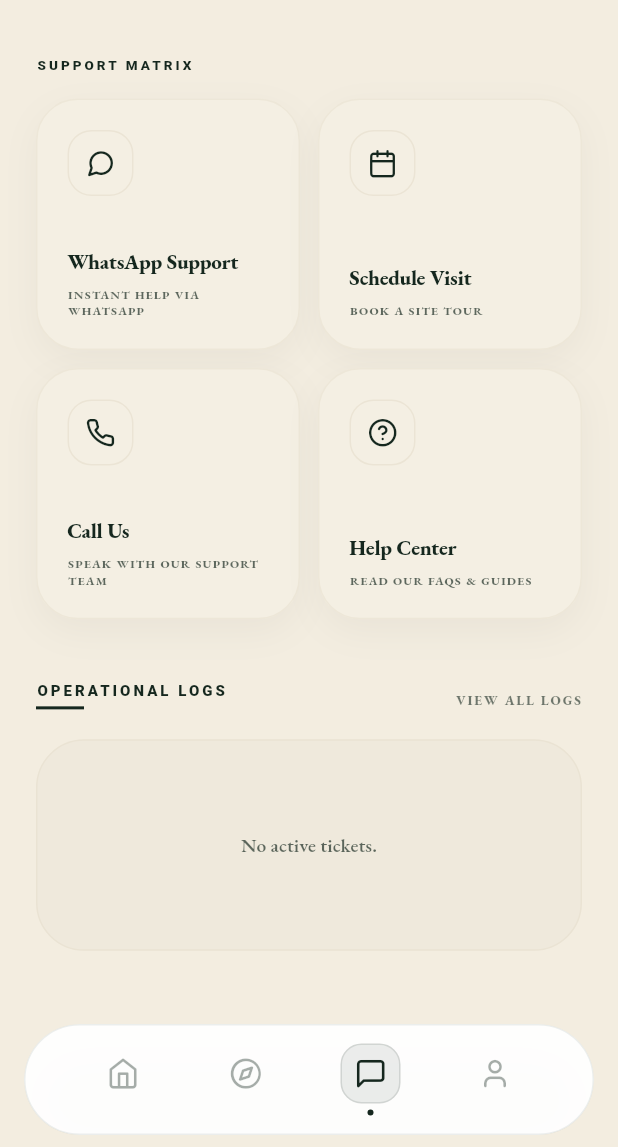
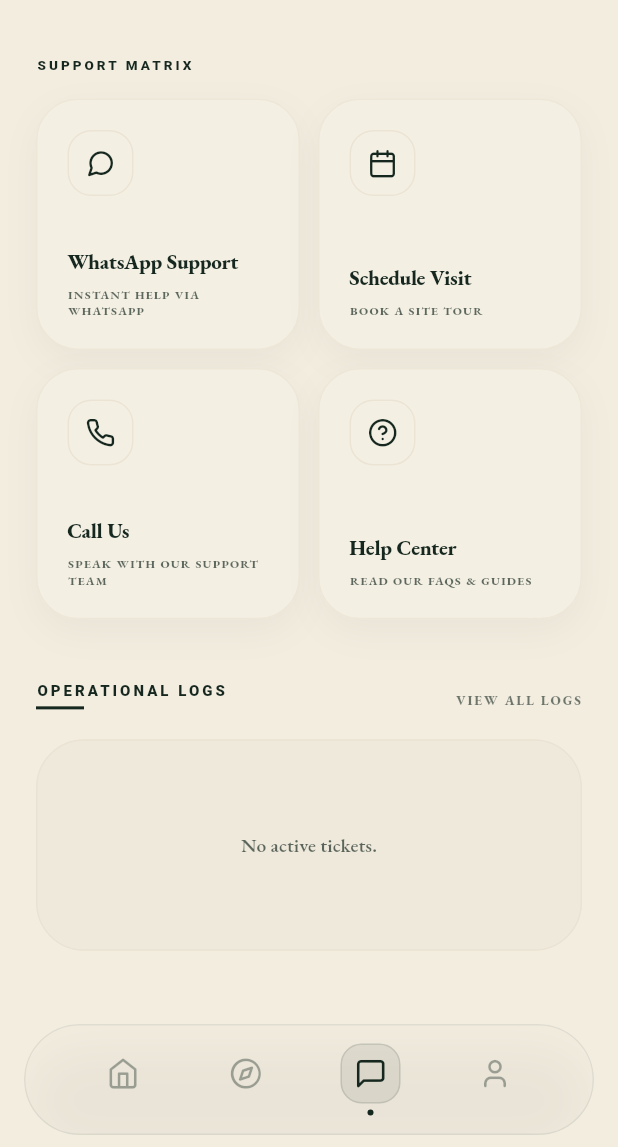
Before and after one commit to irfan2406/m4family_app, a Flutter app: the InvestorMainShell screen opened by its route, item 3 of the bottom bar chosen, on a phone screen of 412 x 824 dp, the part 89-1236 px from its top. Run offline on Flutter 3.47's test engine with Material 3 defaults, Android fonts, the phone set to English and light mode, and no system bars; drawn by our look-alikes of flutter_animate; our stand-ins replace cached_network_image, chewie, dio, dotted_border, file_picker, flutter_dotenv and 12 more; accounts and stored records are empty; network calls fail; Roboto replaces fonts that are missing (Gelasio).

Commit message:
Investor bottom nav: glass on cream tabs too (no opaque white slab)
The light branch was Colors.white at 95%, so on the cream Profile/Support tabs
the bar rendered as a solid white slab instead of frosted glass. It now uses
scaffoldBackgroundColor at 62% behind the existing blur, so the bar is cream
glass on cream screens and green glass on the showcase screens.

Only the investor nav's surface colour changed - icons, indices, navigation
logic, blur radius, shape and layout untouched.

Co-Authored-By: Claude Opus 4.8 <noreply@anthropic.com>

```diff
--- a/lib/presentation/widgets/investor_bottom_nav.dart
+++ b/lib/presentation/widgets/investor_bottom_nav.dart
@@ -25,11 +25,12 @@ class InvestorBottomNav extends StatelessWidget {
   @override
   Widget build(BuildContext context) {
     final isDark = Theme.of(context).brightness == Brightness.dark;
-    // Frosted glass follows the surface behind it: deep-green on the showcase
-    // tabs, navy in dark mode, near-white on the cream tabs.
+    // Frosted glass follows the surface behind it on BOTH themes: deep-green on
+    // the showcase tabs, navy in dark mode, cream on the cream tabs - so the bar
+    // is never an opaque white slab.
     final surface = isDark
         ? Theme.of(context).scaffoldBackgroundColor.withValues(alpha: 0.5)
-        : Colors.white.withValues(alpha: 0.95);
+        : Theme.of(context).scaffoldBackgroundColor.withValues(alpha: 0.62);
     final border = (isDark ? Colors.white : Color(0xFF163A2C)).withValues(
       alpha: 0.08,
     );
```
